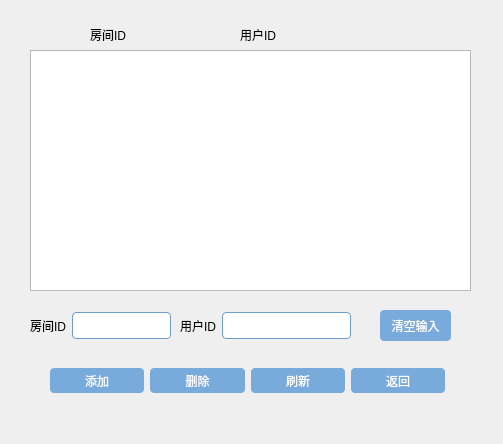
The window that Master/usermanagementwidget.ui (L-Jay1999/DistributedTemperatureControlSystem) describes before a commit, drawn with Qt 5.
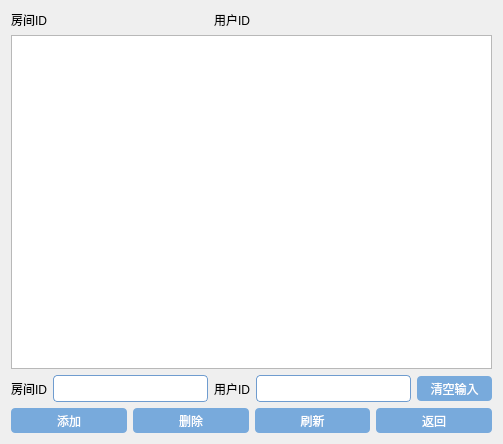
The same window after the commit.

Patch:
```diff
--- a/Master/usermanagementwidget.ui
+++ b/Master/usermanagementwidget.ui
@@ -45,25 +45,25 @@
 }
 </string>
   </property>
-  <widget class="QTextEdit" name="textEdit">
-   <property name="geometry">
-    <rect>
-     <x>30</x>
-     <y>50</y>
-     <width>441</width>
-     <height>241</height>
-    </rect>
-   </property>
-  </widget>
-  <widget class="QWidget" name="horizontalLayoutWidget">
-   <property name="geometry">
-    <rect>
-     <x>30</x>
-     <y>300</y>
-     <width>141</width>
-     <height>51</height>
-    </rect>
-   </property>
+  <layout class="QGridLayout" name="gridLayout">
+   <item row="0" column="0">
+    <widget class="QLabel" name="label">
+     <property name="text">
+      <string>房间ID</string>
+     </property>
+    </widget>
+   </item>
+   <item row="0" column="1">
+    <widget class="QLabel" name="label_2">
+     <property name="text">
+      <string>用户ID</string>
+     </property>
+    </widget>
+   </item>
+   <item row="1" column="0" colspan="3">
+    <widget class="QTextEdit" name="textEdit"/>
+   </item>
+   <item row="2" column="0">
    <layout class="QHBoxLayout" name="horizontalLayout">
     <item>
      <widget class="QLabel" name="label_3">
@@ -76,16 +76,29 @@
      <widget class="QLineEdit" name="lineEdit_roomid"/>
     </item>
    </layout>
-  </widget>
-  <widget class="QWidget" name="horizontalLayoutWidget_2">
-   <property name="geometry">
-    <rect>
-     <x>50</x>
-     <y>360</y>
-     <width>395</width>
-     <height>41</height>
-    </rect>
-   </property>
+   </item>
+   <item row="2" column="1">
+    <layout class="QHBoxLayout" name="horizontalLayout_4">
+     <item>
+      <widget class="QLabel" name="label_4">
+       <property name="text">
+        <string>用户ID</string>
+       </property>
+      </widget>
+     </item>
+     <item>
+      <widget class="QLineEdit" name="lineEdit_userid"/>
+     </item>
+    </layout>
+   </item>
+   <item row="2" column="2">
+    <widget class="QPushButton" name="pushButton_clear">
+     <property name="text">
+      <string>清空输入</string>
+     </property>
+    </widget>
+   </item>
+   <item row="3" column="0" colspan="3">
    <layout class="QHBoxLayout" name="horizontalLayout_2">
     <item>
      <widget class="QPushButton" name="pushButton_add">
@@ -116,68 +129,8 @@
      </widget>
     </item>
    </layout>
-  </widget>
-  <widget class="QLabel" name="label_2">
-   <property name="geometry">
-    <rect>
-     <x>240</x>
-     <y>20</y>
-     <width>46</width>
-     <height>29</height>
-    </rect>
-   </property>
-   <property name="text">
-    <string>用户ID</string>
-   </property>
-  </widget>
-  <widget class="QLabel" name="label">
-   <property name="geometry">
-    <rect>
-     <x>90</x>
-     <y>20</y>
-     <width>46</width>
-     <height>29</height>
-    </rect>
-   </property>
-   <property name="text">
-    <string>房间ID</string>
-   </property>
-  </widget>
-  <widget class="QWidget" name="horizontalLayoutWidget_4">
-   <property name="geometry">
-    <rect>
-     <x>180</x>
-     <y>300</y>
-     <width>171</width>
-     <height>51</height>
-    </rect>
-   </property>
-   <layout class="QHBoxLayout" name="horizontalLayout_4">
-    <item>
-     <widget class="QLabel" name="label_4">
-      <property name="text">
-       <string>用户ID</string>
-      </property>
-     </widget>
-    </item>
-    <item>
-     <widget class="QLineEdit" name="lineEdit_userid"/>
-    </item>
-   </layout>
-  </widget>
-  <widget class="QPushButton" name="pushButton_clear">
-   <property name="geometry">
-    <rect>
-     <x>380</x>
-     <y>310</y>
-     <width>71</width>
-     <height>31</height>
-    </rect>
-   </property>
-   <property name="text">
-    <string>清空输入</string>
-   </property>
-  </widget>
+   </item>
+  </layout>
  </widget>
  <resources/>
  <connections/>
```
Lines whose indentation alone changed are shown as unchanged.
